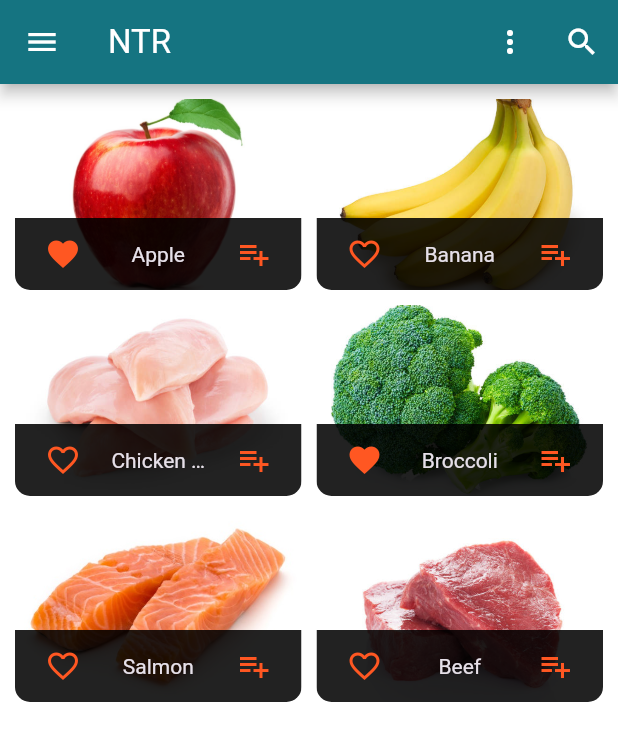
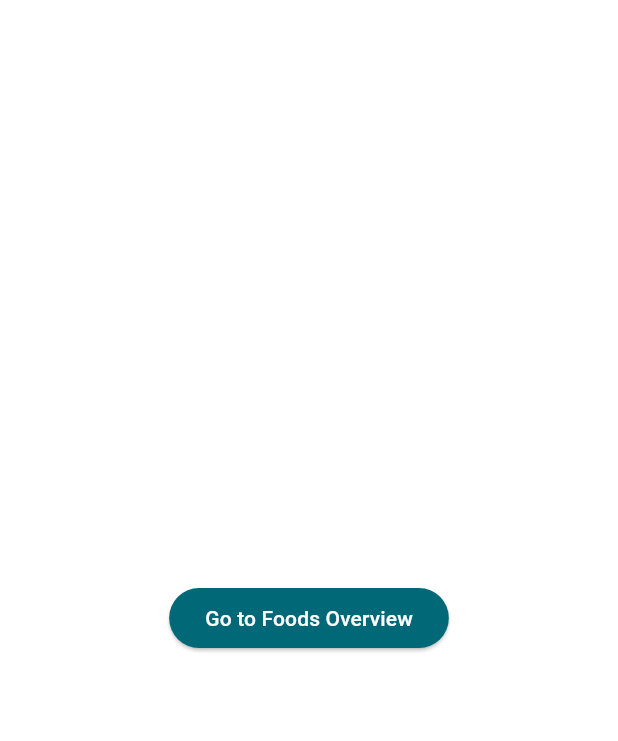
Before and after one commit to LamSut/Nutrition-Tracker-Recipes, a Flutter app: the screen it shows after launch, on a phone screen of 412 x 824 dp. Shown: the top 741 px of the screen. Run offline on Flutter 3.47's test engine with Material 3 defaults, Android fonts, the phone set to English and light mode, and no system bars; Roboto replaces fonts that are missing (Calibri); project files that could hold a hidden picture were left out.

Commit message:
init login

```diff
--- /dev/null
+++ b/lib/ui/auth/login_screen.dart
@@ -0,0 +1,28 @@
+import 'package:flutter/material.dart';
+import '../foods/foods_overview_screen.dart';
+
+class LoginScreen extends StatelessWidget {
+  static const routeName = '/login';
+  const LoginScreen({super.key});
+
+  @override
+  Widget build(BuildContext context) {
+    final colorScheme = Theme.of(context).colorScheme;
+    return Scaffold(
+      backgroundColor: Colors.white,
+      body: Center(
+        child: ElevatedButton(
+          style: ElevatedButton.styleFrom(
+            backgroundColor: colorScheme.primary,
+            foregroundColor: colorScheme.onPrimary,
+          ),
+          onPressed: () {
+            Navigator.pushReplacementNamed(
+                context, FoodsOverviewScreen.routeName);
+          },
+          child: const Text('Go to Foods Overview'),
+        ),
+      ),
+    );
+  }
+}
--- a/lib/ui/foods/foods_overview_screen.dart
+++ b/lib/ui/foods/foods_overview_screen.dart
@@ -7,6 +7,7 @@
 enum FilterOptions { favorites, all }
 
 class FoodsOverviewScreen extends StatefulWidget {
+  static const routeName = '/food_overview';
   const FoodsOverviewScreen({super.key});
   @override
   State<FoodsOverviewScreen> createState() => FoodsOverviewScreenState();
--- a/lib/ui/screens.dart
+++ b/lib/ui/screens.dart
@@ -5,3 +5,5 @@ export 'foods/foods_manager.dart';
 export 'recipes/recipes_overview_screen.dart';
 
 export 'settings/settings_overview_screen.dart';
+
+export 'auth/login_screen.dart';
--- /dev/null
+++ b/lib/ui/shared/navigation_utils.dart
@@ -0,0 +1,19 @@
+import 'package:flutter/material.dart';
+
+Route createRoute(Widget page) {
+  return PageRouteBuilder(
+    pageBuilder: (context, animation, secondaryAnimation) => page,
+    transitionsBuilder: (context, animation, secondaryAnimation, child) {
+      const Offset begin = Offset(1.0, 0.0);
+      const Offset end = Offset.zero;
+      const Curve curve = Curves.easeInOut;
+      final tween = Tween(begin: begin, end: end).chain(
+        CurveTween(curve: curve),
+      );
+      return SlideTransition(
+        position: animation.drive(tween),
+        child: child,
+      );
+    },
+  );
+}
```
Also changed, not shown: lib/main.dart (+23 -22 lines), lib/ui/foods/food_detail_screen.dart (+11 -0 lines), lib/ui/shared/app_drawer.dart (+11 -3 lines).
